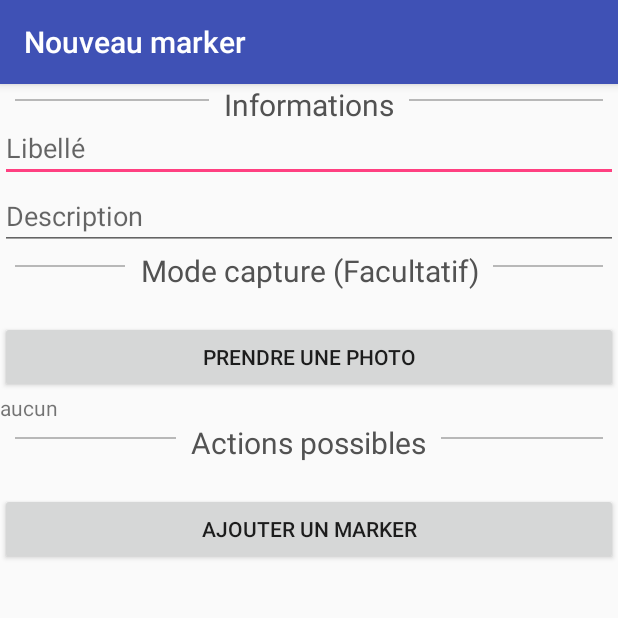
After one commit to M2-iWOCS-Android/GMaps, an Android app: the AddMarkerActivity screen opened directly, with no data from a screen before it, on a phone screen of 412 x 824 dp, the top half of it. The commit adds this screen. Run offline under Robolectric (Android 15) with nearby library versions, the phone set to English and light mode, and no system bars.

```diff
--- /dev/null
+++ b/app/src/main/res/layout/activity_add_marker.xml
@@ -0,0 +1,162 @@
+<?xml version="1.0" encoding="utf-8"?>
+<RelativeLayout xmlns:android="http://schemas.android.com/apk/res/android"
+    xmlns:app="http://schemas.android.com/apk/res-auto"
+    xmlns:tools="http://schemas.android.com/tools"
+    android:layout_width="match_parent"
+    android:layout_height="match_parent"
+    android:orientation="vertical"
+    tools:context="com.example.juliensautereau.gmaps.AddMarkerActivity">
+
+    <LinearLayout
+        android:layout_width="match_parent"
+        android:layout_height="wrap_content"
+        android:orientation="horizontal" >
+
+        <View
+            android:id="@+id/lineLeft"
+            android:layout_width="0dp"
+            android:layout_height="1dp"
+            android:layout_margin="10dp"
+            android:layout_weight="1"
+            android:background="#b8b8b8" />
+
+        <TextView
+            android:id="@+id/info_label"
+            android:layout_width="wrap_content"
+            android:layout_height="wrap_content"
+            android:gravity="center"
+            android:text="Informations"
+            android:textColor="#525252"
+            android:textSize="20sp" />
+
+        <View
+            android:id="@+id/lineRight"
+            android:layout_width="0dp"
+            android:layout_height="1dp"
+            android:layout_margin="10dp"
+            android:layout_weight="1"
+            android:background="#b8b8b8" />
+
+    </LinearLayout>
+
+    <LinearLayout
+        android:layout_width="match_parent"
+        android:layout_height="wrap_content"
+        android:orientation="vertical"
+        android:layout_centerHorizontal="true"
+        android:paddingTop="20dp">
+
+    <EditText
+        android:layout_width="match_parent"
+        android:layout_height="wrap_content"
+        android:hint="Libellé"/>
+
+    <EditText
+        android:layout_width="match_parent"
+        android:layout_height="wrap_content"
+        android:hint="Description"/>
+
+        <LinearLayout
+            android:layout_width="match_parent"
+            android:layout_height="wrap_content"
+            android:orientation="horizontal" >
+
+            <View
+                android:id="@+id/lineLeft2"
+                android:layout_width="0dp"
+                android:layout_height="1dp"
+                android:layout_margin="10dp"
+                android:layout_weight="1"
+                android:background="#b8b8b8" />
+
+            <TextView
+                android:id="@+id/info_label2"
+                android:layout_width="wrap_content"
+                android:layout_height="wrap_content"
+                android:gravity="center"
+                android:text="Mode capture (Facultatif)"
+                android:textColor="#525252"
+                android:textSize="20sp" />
+
+            <View
+                android:id="@+id/lineRight2"
+                android:layout_width="0dp"
+                android:layout_height="1dp"
+                android:layout_margin="10dp"
+                android:layout_weight="1"
+                android:background="#b8b8b8" />
+
+
+        </LinearLayout>
+
+        <LinearLayout
+            android:layout_width="match_parent"
+            android:layout_height="wrap_content"
+            android:orientation="vertical"
+            android:layout_centerHorizontal="true"
+            android:paddingTop="20dp">
+
+            <Button
+                android:layout_width="match_parent"
+                android:layout_height="wrap_content"
+                android:text="Prendre une photo"
+                android:onClick="takePhoto" />
+
+            <TextView
+                android:layout_width="match_parent"
+                android:layout_height="wrap_content"
+                android:layout_gravity="center_horizontal"
+                android:text="aucun" />
+
+        </LinearLayout>
+
+        <LinearLayout
+            android:layout_width="match_parent"
+            android:layout_height="wrap_content"
+            android:orientation="horizontal" >
+
+            <View
+                android:id="@+id/lineLeft3"
+                android:layout_width="0dp"
+                android:layout_height="1dp"
+                android:layout_margin="10dp"
+                android:layout_weight="1"
+                android:background="#b8b8b8" />
+
+            <TextView
+                android:id="@+id/info_label3"
+                android:layout_width="wrap_content"
+                android:layout_height="wrap_content"
+                android:gravity="center"
+                android:text="Actions possibles"
+                android:textColor="#525252"
+                android:textSize="20sp" />
+
+            <View
+                android:id="@+id/lineRight3"
+                android:layout_width="0dp"
+                android:layout_height="1dp"
+                android:layout_margin="10dp"
+                android:layout_weight="1"
+                android:background="#b8b8b8" />
+
+
+        </LinearLayout>
+
+        <LinearLayout
+            android:layout_width="match_parent"
+            android:layout_height="wrap_content"
+            android:orientation="vertical"
+            android:layout_centerHorizontal="true"
+            android:paddingTop="20dp">
+
+            <Button
+                android:layout_width="match_parent"
+                android:layout_height="wrap_content"
+                android:text="Ajouter un marker" />
+
+        </LinearLayout>
+
+
+    </LinearLayout>
+</RelativeLayout>
--- /dev/null
+++ b/app/src/main/res/xml/file_paths.xml
@@ -0,0 +1,5 @@
+<paths>
+    <external-files-path
+        name="test_images"
+        path="Pictures/Twitter"/>
+</paths>
```
Also changed, not shown: app/src/main/AndroidManifest.xml (+20 -2 lines), app/src/main/java/com/example/juliensautereau/gmaps/AddMarkerActivity.java (added, +132 -0 lines), app/src/main/java/com/example/juliensautereau/gmaps/MapsActivity.java (+6 -2 lines).
